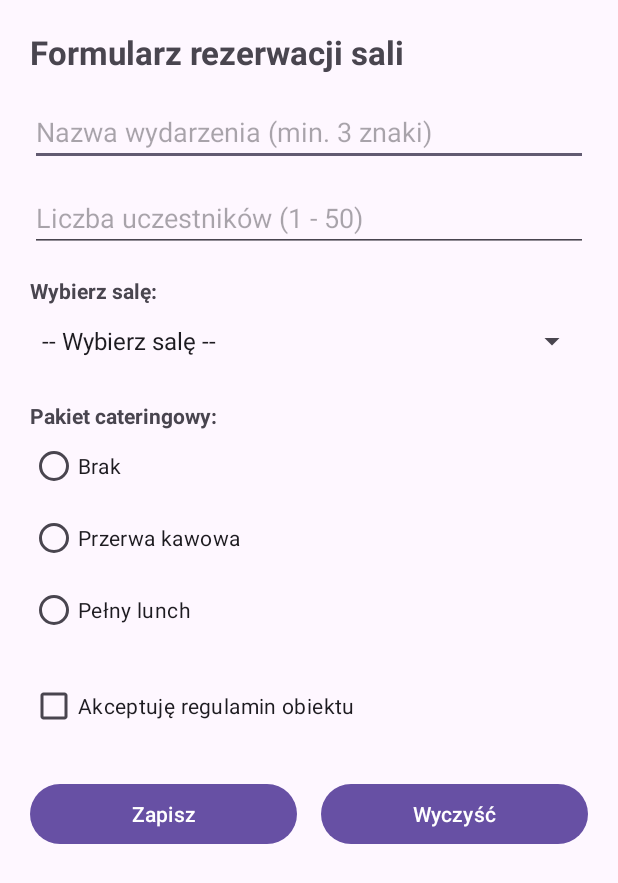
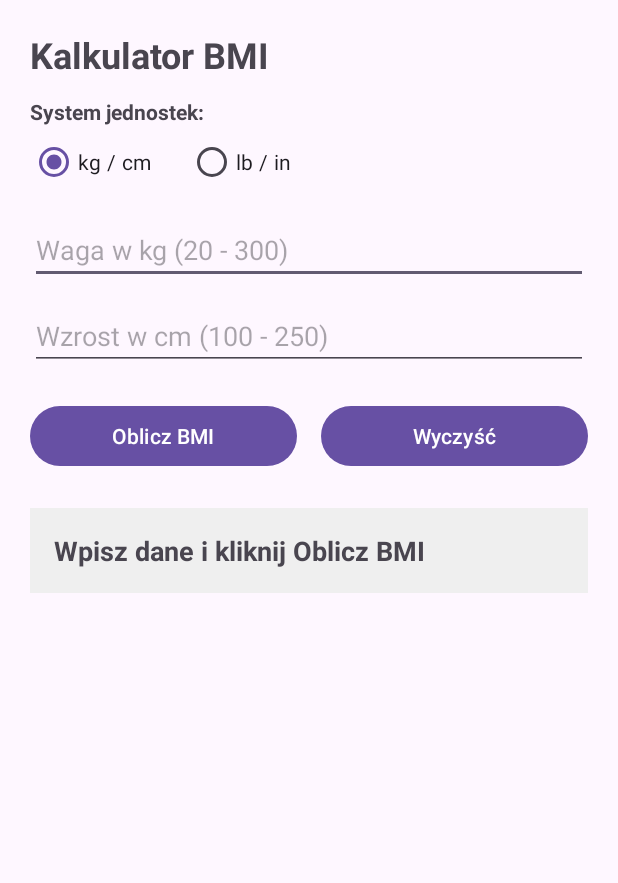
Before and after one commit to niko429/M02widgety, an Android app: the screen it shows after launch (MainActivity), after a tap on "Wyczyść", on a phone screen of 412 x 824 dp. Shown: the top 883 px of the screen. Run offline under Robolectric (Android 15) with nearby library versions, the phone set to English and light mode, and no system bars; 2 other taps on this screen came first.

Commit message:
exp. 7 done

```diff
--- a/M02zadania/app/src/main/java/com/napertyhryhorenko/widgetyzadania/MainActivity.java
+++ b/M02zadania/app/src/main/java/com/napertyhryhorenko/widgetyzadania/MainActivity.java
@@ -1,189 +1,208 @@
 package com.napertyhryhorenko.widgetyzadania;
 
 import android.os.Bundle;
+import android.text.Editable;
+import android.text.TextWatcher;
 import android.view.View;
 import android.widget.Button;
-import android.widget.CheckBox;
 import android.widget.EditText;
-import android.widget.RadioButton;
 import android.widget.RadioGroup;
-import android.widget.Spinner;
 import android.widget.TextView;
-import android.widget.Toast;
 import androidx.annotation.NonNull;
 import androidx.appcompat.app.AppCompatActivity;
+import java.util.Locale;
 
 public class MainActivity extends AppCompatActivity {
 
-    private static final String KEY_ROOM_ERR = "key_room_err";
-    private static final String KEY_CATERING_ERR = "key_catering_err";
-    private static final String KEY_TERMS_ERR = "key_terms_err";
+    private static final String KEY_RESULT_TEXT = "saved_result_text";
 
-    private EditText etEventName;
-    private EditText etParticipants;
-    private Spinner spRoom;
-    private RadioGroup rgCatering;
-    private CheckBox cbTerms;
-
-    private TextView tvRoomError;
-    private TextView tvCateringError;
-    private TextView tvTermsError;
+    private RadioGroup rgUnits;
+    private EditText etWeight;
+    private EditText etHeight;
+    private TextView tvResult;
 
     @Override
     protected void onCreate(Bundle savedInstanceState) {
         super.onCreate(savedInstanceState);
         setContentView(R.layout.activity_main);
 
-        etEventName = findViewById(R.id.etEventName);
-        etParticipants = findViewById(R.id.etParticipants);
-        spRoom = findViewById(R.id.spRoom);
-        rgCatering = findViewById(R.id.rgCatering);
-        cbTerms = findViewById(R.id.cbTerms);
-
-        tvRoomError = findViewById(R.id.tvRoomError);
-        tvCateringError = findViewById(R.id.tvCateringError);
-        tvTermsError = findViewById(R.id.tvTermsError);
-
-        Button btnSave = findViewById(R.id.btnSave);
+        rgUnits = findViewById(R.id.rgUnits);
+        etWeight = findViewById(R.id.etWeight);
+        etHeight = findViewById(R.id.etHeight);
+        tvResult = findViewById(R.id.tvResult);
+        Button btnCalculate = findViewById(R.id.btnCalculate);
         Button btnClear = findViewById(R.id.btnClear);
 
         if (savedInstanceState != null) {
-            restoreErrorTextView(tvRoomError, savedInstanceState.getString(KEY_ROOM_ERR));
-            restoreErrorTextView(tvCateringError, savedInstanceState.getString(KEY_CATERING_ERR));
-            restoreErrorTextView(tvTermsError, savedInstanceState.getString(KEY_TERMS_ERR));
+            String savedResult = savedInstanceState.getString(KEY_RESULT_TEXT);
+            if (savedResult != null) {
+                tvResult.setText(savedResult);
+            }
         }
 
-        btnSave.setOnClickListener(new View.OnClickListener() {
+        updateHints();
+
+        rgUnits.setOnCheckedChangeListener(new RadioGroup.OnCheckedChangeListener() {
+            @Override
+            public void onCheckedChanged(RadioGroup group, int checkedId) {
+                updateHints();
+                etWeight.setError(null);
+                etHeight.setError(null);
+            }
+        });
+
+        etWeight.addTextChangedListener(new TextWatcher() {
+            @Override
+            public void beforeTextChanged(CharSequence s, int start, int count, int after) {}
+
+            @Override
+            public void onTextChanged(CharSequence s, int start, int before, int count) {}
+
+            @Override
+            public void afterTextChanged(Editable s) {
+                validateWeightLive(s.toString().trim());
+            }
+        });
+
+        btnCalculate.setOnClickListener(new View.OnClickListener() {
             @Override
             public void onClick(View v) {
-                validateAndSave();
+                calculateBmi();
             }
         });
 
         btnClear.setOnClickListener(new View.OnClickListener() {
             @Override
             public void onClick(View v) {
-                clearForm();
+                clearAll();
             }
         });
     }
 
-    private void validateAndSave() {
-        boolean isValid = true;
+    private boolean isMetric() {
+        return rgUnits.getCheckedRadioButtonId() == R.id.rbMetric;
+    }
 
-        String eventName = etEventName.getText().toString().trim();
-        if (eventName.isEmpty()) {
-            etEventName.setError(getString(R.string.err_event_empty));
-            isValid = false;
-        } else if (eventName.length() < 3) {
-            etEventName.setError(getString(R.string.err_event_short));
-            isValid = false;
+    private void updateHints() {
+        if (isMetric()) {
+            etWeight.setHint("Waga w kg (20 - 300)");
+            etHeight.setHint("Wzrost w cm (100 - 250)");
         } else {
-            etEventName.setError(null);
+            etWeight.setHint("Waga w lb (44 - 660)");
+            etHeight.setHint("Wzrost w in (39 - 98)");
+        }
+    }
+
+    private void validateWeightLive(String text) {
+        if (text.isEmpty()) {
+            etWeight.setError(null);
+            return;
         }
 
-        String participantsStr = etParticipants.getText().toString().trim();
-        int participants = 0;
-        if (participantsStr.isEmpty()) {
-            etParticipants.setError(getString(R.string.err_participants_empty));
+        double minWeight = isMetric() ? 20.0 : 44.0;
+        double maxWeight = isMetric() ? 300.0 : 660.0;
+        String unit = isMetric() ? "kg" : "lb";
+
+        try {
+            double weight = Double.parseDouble(text);
+            if (weight < minWeight || weight > maxWeight) {
+                etWeight.setError(String.format(Locale.US, "Waga musi być z zakresu %.0f - %.0f %s", minWeight, maxWeight, unit));
+            } else {
+                etWeight.setError(null);
+            }
+        } catch (NumberFormatException e) {
+            etWeight.setError("Niepoprawny format liczby");
+        }
+    }
+
+    private void calculateBmi() {
+        String weightStr = etWeight.getText().toString().trim();
+        String heightStr = etHeight.getText().toString().trim();
+        boolean isValid = true;
+        boolean metric = isMetric();
+
+        double minW = metric ? 20.0 : 44.0;
+        double maxW = metric ? 300.0 : 660.0;
+        String unitW = metric ? "kg" : "lb";
+
+        double minH = metric ? 100.0 : 39.0;
+        double maxH = metric ? 250.0 : 98.0;
+        String unitH = metric ? "cm" : "in";
+
+        double weight = 0;
+        if (weightStr.isEmpty()) {
+            etWeight.setError("Podaj wagę");
             isValid = false;
         } else {
             try {
-                participants = Integer.parseInt(participantsStr);
-                if (participants < 1 || participants > 50) {
-                    etParticipants.setError(getString(R.string.err_participants_range));
+                weight = Double.parseDouble(weightStr);
+                if (weight < minW || weight > maxW) {
+                    etWeight.setError(String.format(Locale.US, "Waga musi być z zakresu %.0f - %.0f %s", minW, maxW, unitW));
                     isValid = false;
-                } else {
-                    etParticipants.setError(null);
                 }
             } catch (NumberFormatException e) {
-                etParticipants.setError(getString(R.string.err_participants_format));
+                etWeight.setError("Niepoprawna liczba");
                 isValid = false;
             }
         }
 
-        if (spRoom.getSelectedItemPosition() == 0) {
-            showErrorTextView(tvRoomError, getString(R.string.err_room_required));
+        double height = 0;
+        if (heightStr.isEmpty()) {
+            etHeight.setError("Podaj wzrost");
             isValid = false;
         } else {
-            hideErrorTextView(tvRoomError);
+            try {
+                height = Double.parseDouble(heightStr);
+                if (height < minH || height > maxH) {
+                    etHeight.setError(String.format(Locale.US, "Wzrost musi być z zakresu %.0f - %.0f %s", minH, maxH, unitH));
+                    isValid = false;
+                }
+            } catch (NumberFormatException e) {
+                etHeight.setError("Niepoprawna liczba");
+                isValid = false;
+            }
         }
 
-        int selectedCateringId = rgCatering.getCheckedRadioButtonId();
-        if (selectedCateringId == -1) {
-            showErrorTextView(tvCateringError, getString(R.string.err_catering_required));
-            isValid = false;
+        if (!isValid) {
+            return;
+        }
+        double bmi;
+        if (metric) {
+            double heightM = height / 100.0;
+            bmi = weight / (heightM * heightM);
         } else {
-            hideErrorTextView(tvCateringError);
+            bmi = (weight / (height * height)) * 703.0;
         }
 
-        if (!cbTerms.isChecked()) {
-            showErrorTextView(tvTermsError, getString(R.string.err_terms_required));
-            isValid = false;
+        // 4. Kategoria BMI
+        String category;
+        if (bmi < 18.5) {
+            category = "Niedowaga";
+        } else if (bmi < 25.0) {
+            category = "Waga prawidłowa";
+        } else if (bmi < 30.0) {
+            category = "Nadwaga";
         } else {
-            hideErrorTextView(tvTermsError);
+            category = "Otyłość";
         }
 
-        if (isValid) {
-            String selectedRoom = spRoom.getSelectedItem().toString();
-            RadioButton selectedRadio = findViewById(selectedCateringId);
-            String selectedCatering = selectedRadio.getText().toString();
-
-            String summary = getString(
-                    R.string.toast_summary_format,
-                    eventName,
-                    participants,
-                    selectedRoom,
-                    selectedCatering
-            );
-
-            Toast.makeText(this, summary, Toast.LENGTH_LONG).show();
-        }
+        String systemLabel = metric ? "kg/cm" : "lb/in";
+        String resultText = String.format(Locale.US, "Twoje BMI (%s): %.2f\nKategoria: %s", systemLabel, bmi, category);
+        tvResult.setText(resultText);
     }
 
-    private void clearForm() {
-        etEventName.setText("");
-        etParticipants.setText("");
-        spRoom.setSelection(0);
-        rgCatering.clearCheck();
-        cbTerms.setChecked(false);
-
-        etEventName.setError(null);
-        etParticipants.setError(null);
-        hideErrorTextView(tvRoomError);
-        hideErrorTextView(tvCateringError);
-        hideErrorTextView(tvTermsError);
-
-        etEventName.requestFocus();
-    }
-
-    private void showErrorTextView(TextView tv, String message) {
-        tv.setText(message);
-        tv.setVisibility(View.VISIBLE);
-    }
-
-    private void hideErrorTextView(TextView tv) {
-        tv.setText("");
-        tv.setVisibility(View.GONE);
-    }
-
-    private void restoreErrorTextView(TextView tv, String savedMessage) {
-        if (savedMessage != null && !savedMessage.isEmpty()) {
-            showErrorTextView(tv, savedMessage);
-        }
+    private void clearAll() {
+        etWeight.setText("");
+        etHeight.setText("");
+        etWeight.setError(null);
+        etHeight.setError(null);
+        tvResult.setText("Wpisz dane i kliknij Oblicz BMI");
+        etWeight.requestFocus();
     }
 
     @Override
     protected void onSaveInstanceState(@NonNull Bundle outState) {
         super.onSaveInstanceState(outState);
-        if (tvRoomError.getVisibility() == View.VISIBLE) {
-            outState.putString(KEY_ROOM_ERR, tvRoomError.getText().toString());
-        }
-        if (tvCateringError.getVisibility() == View.VISIBLE) {
-            outState.putString(KEY_CATERING_ERR, tvCateringError.getText().toString());
-        }
-        if (tvTermsError.getVisibility() == View.VISIBLE) {
-            outState.putString(KEY_TERMS_ERR, tvTermsError.getText().toString());
-        }
+        outState.putString(KEY_RESULT_TEXT, tvResult.getText().toString());
     }
 }
--- a/M02zadania/app/src/main/res/layout/activity_main.xml
+++ b/M02zadania/app/src/main/res/layout/activity_main.xml
@@ -12,115 +12,67 @@
         <TextView
             android:layout_width="wrap_content"
             android:layout_height="wrap_content"
-            android:layout_marginBottom="16dp"
-            android:text="@string/header_title"
-            android:textSize="22sp"
+            android:layout_marginBottom="12dp"
+            android:text="Kalkulator BMI"
+            android:textSize="24sp"
             android:textStyle="bold" />
-
-        <EditText
-            android:id="@+id/etEventName"
-            android:layout_width="match_parent"
-            android:layout_height="wrap_content"
-            android:hint="@string/hint_event_name"
-            android:inputType="textCapSentences" />
-
-        <EditText
-            android:id="@+id/etParticipants"
-            android:layout_width="match_parent"
-            android:layout_height="wrap_content"
-            android:layout_marginTop="12dp"
-            android:hint="@string/hint_participants"
-            android:inputType="number" />
 
         <TextView
             android:layout_width="wrap_content"
             android:layout_height="wrap_content"
-            android:layout_marginTop="16dp"
-            android:text="@string/label_room"
-            android:textStyle="bold" />
-
-        <Spinner
-            android:id="@+id/spRoom"
-            android:layout_width="match_parent"
-            android:layout_height="48dp"
-            android:entries="@array/rooms_array" />
-
-        <TextView
-            android:id="@+id/tvRoomError"
-            android:layout_width="match_parent"
-            android:layout_height="wrap_content"
-            android:textColor="#D32F2F"
-            android:textSize="12sp"
-            android:visibility="gone" />
-
-        <TextView
-            android:layout_width="wrap_content"
-            android:layout_height="wrap_content"
-            android:layout_marginTop="16dp"
-            android:text="@string/label_catering"
+            android:text="System jednostek:"
             android:textStyle="bold" />
 
         <RadioGroup
-            android:id="@+id/rgCatering"
+            android:id="@+id/rgUnits"
             android:layout_width="match_parent"
             android:layout_height="wrap_content"
-            android:orientation="vertical">
+            android:layout_marginBottom="12dp"
+            android:orientation="horizontal">
 
             <RadioButton
-                android:id="@+id/rbNone"
+                android:id="@+id/rbMetric"
                 android:layout_width="wrap_content"
                 android:layout_height="wrap_content"
-                android:text="@string/catering_none" />
+                android:checked="true"
+                android:text="kg / cm" />
 
             <RadioButton
-                android:id="@+id/rbCoffee"
+                android:id="@+id/rbImperial"
                 android:layout_width="wrap_content"
                 android:layout_height="wrap_content"
-                android:text="@string/catering_coffee" />
-
-            <RadioButton
-                android:id="@+id/rbLunch"
-                android:layout_width="wrap_content"
-                android:layout_height="wrap_content"
-                android:text="@string/catering_lunch" />
+                android:layout_marginStart="24dp"
+                android:text="lb / in" />
         </RadioGroup>
 
-        <TextView
-            android:id="@+id/tvCateringError"
+        <EditText
+            android:id="@+id/etWeight"
             android:layout_width="match_parent"
             android:layout_height="wrap_content"
-            android:textColor="#D32F2F"
-            android:textSize="12sp"
-            android:visibility="gone" />
+            android:hint="Waga w kg (20 - 300)"
+            android:inputType="numberDecimal" />
 
-        <CheckBox
-            android:id="@+id/cbTerms"
+        <EditText
+            android:id="@+id/etHeight"
             android:layout_width="match_parent"
             android:layout_height="wrap_content"
-            android:layout_marginTop="16dp"
-            android:text="@string/cb_terms" />
-
-        <TextView
-            android:id="@+id/tvTermsError"
-            android:layout_width="match_parent"
-            android:layout_height="wrap_content"
-            android:textColor="#D32F2F"
-            android:textSize="12sp"
-            android:visibility="gone" />
+            android:layout_marginTop="12dp"
+            android:hint="Wzrost w cm (100 - 250)"
+            android:inputType="numberDecimal" />
 
         <LinearLayout
             android:layout_width="match_parent"
             android:layout_height="wrap_content"
-            android:layout_marginTop="24dp"
+            android:layout_marginTop="20dp"
             android:orientation="horizontal">
 
             <Button
-                android:id="@+id/btnSave"
+                android:id="@+id/btnCalculate"
                 android:layout_width="0dp"
                 android:layout_height="wrap_content"
                 android:layout_marginEnd="8dp"
                 android:layout_weight="1"
-                android:text="@string/btn_save" />
+                android:text="Oblicz BMI" />
 
             <Button
                 android:id="@+id/btnClear"
@@ -128,8 +80,19 @@
                 android:layout_height="wrap_content"
                 android:layout_marginStart="8dp"
                 android:layout_weight="1"
-                android:text="@string/btn_clear" />
+                android:text="Wyczyść" />
         </LinearLayout>
+
+        <TextView
+            android:id="@+id/tvResult"
+            android:layout_width="match_parent"
+            android:layout_height="wrap_content"
+            android:layout_marginTop="24dp"
+            android:background="#EFEFEF"
+            android:padding="16dp"
+            android:text="Wpisz dane i kliknij Oblicz BMI"
+            android:textSize="18sp"
+            android:textStyle="bold" />
 
     </LinearLayout>
 </ScrollView>
```
